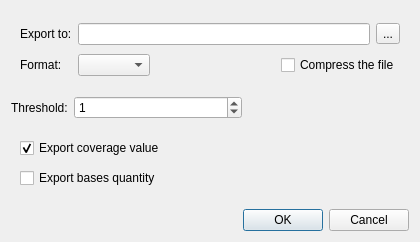
The window that src/corelibs/U2View/src/ov_assembly/ExportCoverageDialog.ui (violethaze74/ugene) describes before a commit, drawn with Qt 5.
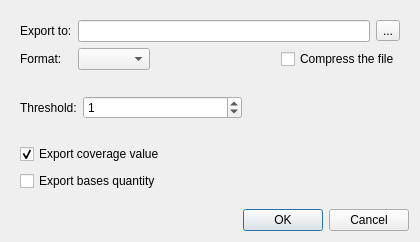
The same window after the commit.

Commit message: UGENE-4859. Export coverage dialog layout.

Patch:
```diff
--- a/src/corelibs/U2View/src/ov_assembly/ExportCoverageDialog.ui
+++ b/src/corelibs/U2View/src/ov_assembly/ExportCoverageDialog.ui
@@ -10,11 +10,17 @@
     <height>242</height>
    </rect>
   </property>
+  <property name="sizePolicy">
+   <sizepolicy hsizetype="Preferred" vsizetype="Preferred">
+    <horstretch>0</horstretch>
+    <verstretch>0</verstretch>
+   </sizepolicy>
+  </property>
   <property name="windowTitle">
    <string>Export the Assembly Coverage</string>
   </property>
-  <layout class="QVBoxLayout" name="verticalLayout">
-   <item>
+  <layout class="QGridLayout" name="gridLayout_2">
+   <item row="0" column="0">
     <widget class="QWidget" name="gbFileOptions" native="true">
      <layout class="QGridLayout" name="gridLayout">
       <item row="0" column="0">
@@ -75,8 +81,20 @@
      </layout>
     </widget>
    </item>
-   <item>
+   <item row="1" column="0">
     <layout class="QHBoxLayout" name="thresholdLayout">
+     <property name="leftMargin">
+      <number>9</number>
+     </property>
+     <property name="topMargin">
+      <number>9</number>
+     </property>
+     <property name="rightMargin">
+      <number>9</number>
+     </property>
+     <property name="bottomMargin">
+      <number>9</number>
+     </property>
      <item>
       <widget class="QLabel" name="lblThreshold">
        <property name="text">
@@ -115,7 +133,7 @@
      </item>
     </layout>
    </item>
-   <item>
+   <item row="2" column="0">
     <widget class="QWidget" name="gbAdditionalOptions" native="true">
      <layout class="QVBoxLayout" name="verticalLayout_2">
       <item>
```
Left out of the diff: 4 changed lines with no effect on the pictures. The commit also changes 3 other files.
